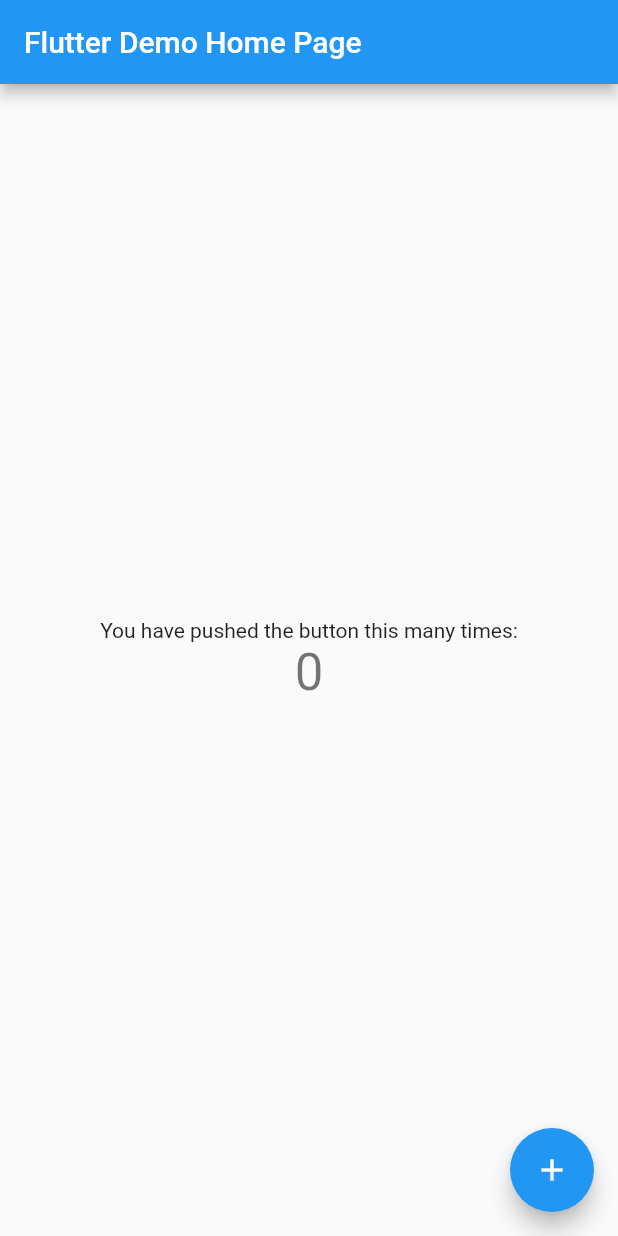
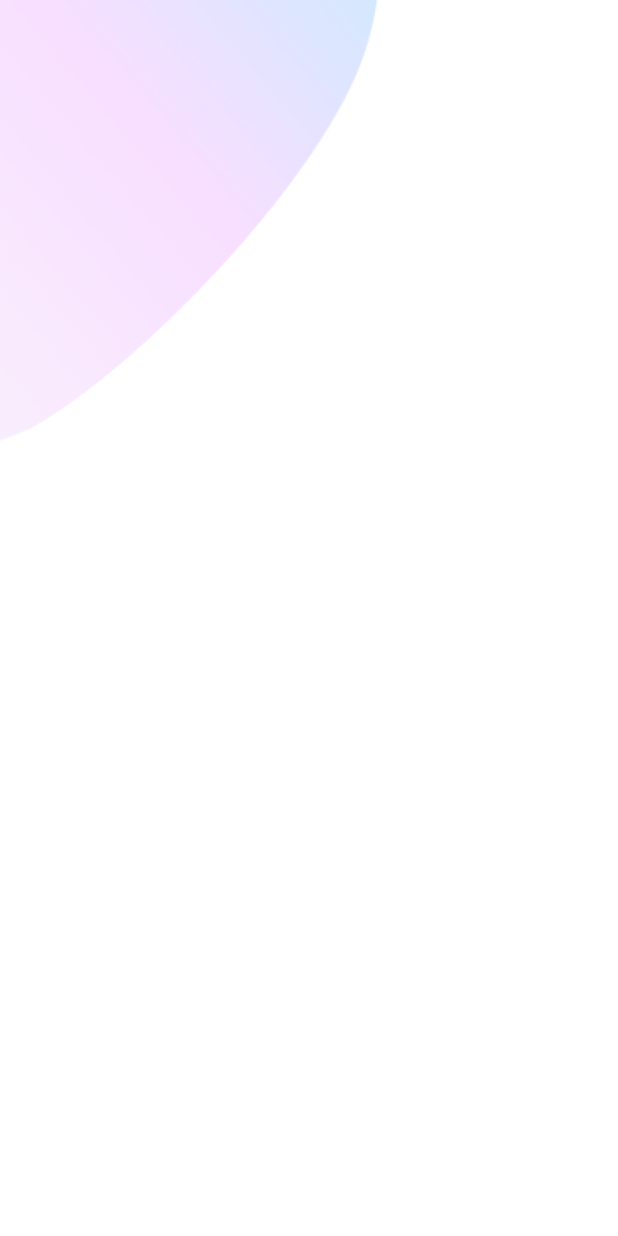
Before and after one commit to PawankumarPK/GamingApp, a Flutter app: the screen it shows after launch, on a phone screen of 412 x 824 dp. Run offline on Flutter 3.47's test engine with Material 2 defaults, Android fonts, the phone set to English and light mode, and no system bars.

Commit message:
add colors and top image

```diff
--- /dev/null
+++ b/lib/constant.dart
@@ -0,0 +1,4 @@
+import 'package:flutter/material.dart';
+
+const kPrimaryColor = Color(0xFF6F35A5);
+const kPrimaryLightColor = Color(0xFFF1E6FF);
--- a/lib/main.dart
+++ b/lib/main.dart
@@ -1,3 +1,5 @@
+import 'package:agami_dummy/constant.dart';
+import 'package:agami_dummy/screens/Welcome/welcome_screen.dart';
 import 'package:flutter/material.dart';
 
 void main() {
@@ -9,105 +11,13 @@ class MyApp extends StatelessWidget {
   @override
   Widget build(BuildContext context) {
     return MaterialApp(
-      title: 'Flutter Demo',
+      debugShowCheckedModeBanner: false,
+      title: 'Flutter Auth',
       theme: ThemeData(
-        // This is the theme of your application.
-        //
-        // Try running your application with "flutter run". You'll see the
-        // application has a blue toolbar. Then, without quitting the app, try
-        // changing the primarySwatch below to Colors.green and then invoke
-        // "hot reload" (press "r" in the console where you ran "flutter run",
-        // or simply save your changes to "hot reload" in a Flutter IDE).
-        // Notice that the counter didn't reset back to zero; the application
-        // is not restarted.
-        primarySwatch: Colors.blue,
+        primaryColor: kPrimaryColor,
+        scaffoldBackgroundColor: Colors.white
       ),
-      home: MyHomePage(title: 'Flutter Demo Home Page'),
+      home: WelcomeScreen()
     );
   }
 }
-
-class MyHomePage extends StatefulWidget {
-  MyHomePage({Key key, this.title}) : super(key: key);
-
-  // This widget is the home page of your application. It is stateful, meaning
-  // that it has a State object (defined below) that contains fields that affect
-  // how it looks.
-
-  // This class is the configuration for the state. It holds the values (in this
-  // case the title) provided by the parent (in this case the App widget) and
-  // used by the build method of the State. Fields in a Widget subclass are
-  // always marked "final".
-
-  final String title;
-
-  @override
-  _MyHomePageState createState() => _MyHomePageState();
-}
-
-class _MyHomePageState extends State<MyHomePage> {
-  int _counter = 0;
-
-  void _incrementCounter() {
-    setState(() {
-      // This call to setState tells the Flutter framework that something has
-      // changed in this State, which causes it to rerun the build method below
-      // so that the display can reflect the updated values. If we changed
-      // _counter without calling setState(), then the build method would not be
-      // called again, and so nothing would appear to happen.
-      _counter++;
-    });
-  }
-
-  @override
-  Widget build(BuildContext context) {
-    // This method is rerun every time setState is called, for instance as done
-    // by the _incrementCounter method above.
-    //
-    // The Flutter framework has been optimized to make rerunning build methods
-    // fast, so that you can just rebuild anything that needs updating rather
-    // than having to individually change instances of widgets.
-    return Scaffold(
-      appBar: AppBar(
-        // Here we take the value from the MyHomePage object that was created by
-        // the App.build method, and use it to set our appbar title.
-        title: Text(widget.title),
-      ),
-      body: Center(
-        // Center is a layout widget. It takes a single child and positions it
-        // in the middle of the parent.
-        child: Column(
-          // Column is also a layout widget. It takes a list of children and
-          // arranges them vertically. By default, it sizes itself to fit its
-          // children horizontally, and tries to be as tall as its parent.
-          //
-          // Invoke "debug painting" (press "p" in the console, choose the
-          // "Toggle Debug Paint" action from the Flutter Inspector in Android
-          // Studio, or the "Toggle Debug Paint" command in Visual Studio Code)
-          // to see the wireframe for each widget.
-          //
-          // Column has various properties to control how it sizes itself and
-          // how it positions its children. Here we use mainAxisAlignment to
-          // center the children vertically; the main axis here is the vertical
-          // axis because Columns are vertical (the cross axis would be
-          // horizontal).
-          mainAxisAlignment: MainAxisAlignment.center,
-          children: <Widget>[
-            Text(
-              'You have pushed the button this many times:',
-            ),
-            Text(
-              '$_counter',
-              style: Theme.of(context).textTheme.headline4,
-            ),
-          ],
-        ),
-      ),
-      floatingActionButton: FloatingActionButton(
-        onPressed: _incrementCounter,
-        tooltip: 'Increment',
-        child: Icon(Icons.add),
-      ), // This trailing comma makes auto-formatting nicer for build methods.
-    );
-  }
-}
--- /dev/null
+++ b/lib/screens/Welcome/component/body.dart
@@ -0,0 +1,21 @@
+import 'package:flutter/material.dart';
+import 'package:flutter/rendering.dart';
+
+class Body extends StatelessWidget {
+  @override
+  Widget build(BuildContext context) {
+    Size size = MediaQuery.of(context).size;
+
+    return Container(
+      height: size.height,
+      width: double.infinity,
+      child: Stack(
+        children: <Widget>[
+          Positioned(
+              child: Image.asset("assets/images/main_top.png")
+          )
+        ],
+      ),
+    );
+  }
+}
--- /dev/null
+++ b/lib/screens/Welcome/welcome_screen.dart
@@ -0,0 +1,10 @@
+
+import 'package:flutter/material.dart';
+import 'component/body.dart';
+
+class WelcomeScreen extends StatelessWidget {
+  @override
+  Widget build(BuildContext context) {
+    return Scaffold(body: Body());
+  }
+}
--- a/pubspec.yaml
+++ b/pubspec.yaml
@@ -47,8 +47,8 @@ flutter:
 
   # To add assets to your application, add an assets section, like this:
   assets:
-    - assets/images
-    - assets/icons
+    - assets/images/
+    - assets/icons/
 
 
   # An image asset can refer to one or more resolution-specific "variants", see
```
Also changed, not shown: pubspec.lock.
